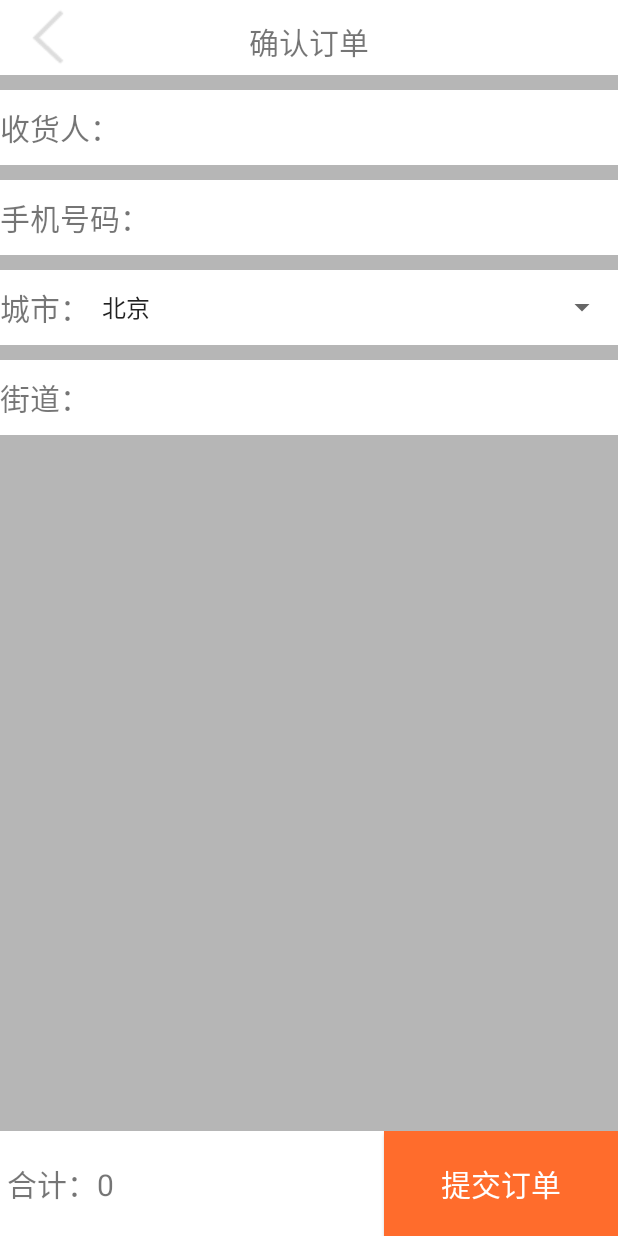
After one commit to WenYong1994/fulicenter, an Android app: the IndentActivity screen opened directly, with no data from a screen before it, on a phone screen of 412 x 824 dp. The commit adds this screen. Run offline under Robolectric (Android 15) with nearby library versions, the phone set to English and light mode, and no system bars; our stand-ins replace ButterKnife.

Commit message:
实现跳转到订单页面，非空验证等等

```diff
--- a/app/src/main/AndroidManifest.xml
+++ b/app/src/main/AndroidManifest.xml
@@ -61,7 +61,8 @@
         <activity android:name=".activity.RegisterActivity" />
         <activity android:name=".activity.CollectActivity" />
         <activity android:name=".activity.UpdataPersionActivity" />
-        <activity android:name=".activity.UpdataNickActivity"></activity>
+        <activity android:name=".activity.UpdataNickActivity" />
+        <activity android:name=".activity.IndentActivity"></activity>
     </application>
 
 </manifest>
--- /dev/null
+++ b/app/src/main/java/cn/ucai/fulicenter/activity/IndentActivity.java
@@ -0,0 +1,108 @@
+package cn.ucai.fulicenter.activity;
+
+import android.content.Intent;
+import android.os.Bundle;
+import android.support.v7.app.AppCompatActivity;
+import android.view.View;
+import android.widget.ArrayAdapter;
+import android.widget.Button;
+import android.widget.EditText;
+import android.widget.ImageView;
+import android.widget.Spinner;
+import android.widget.TextView;
+
+import java.util.ArrayList;
+
+import butterknife.Bind;
+import butterknife.ButterKnife;
+import cn.ucai.fulicenter.R;
+import cn.ucai.fulicenter.bean.CartBean;
+import cn.ucai.fulicenter.utils.I;
+import cn.ucai.fulicenter.utils.L;
+import cn.ucai.fulicenter.utils.MFGT;
+
+public class IndentActivity extends AppCompatActivity {
+
+    @Bind(R.id.common_back)
+    ImageView commonBack;
+    @Bind(R.id.common_title)
+    TextView commonTitle;
+    @Bind(R.id.m_Indent_Name)
+    EditText mIndentName;
+    @Bind(R.id.m_Indent_Phone)
+    EditText mIndentPhone;
+    @Bind(R.id.m_Indent_Address)
+    Spinner mIndentAddress;
+    @Bind(R.id.m_Indent_Street)
+    EditText mIndentStreet;
+    @Bind(R.id.m_Indent_Tatol_Privice)
+    TextView mIndentTatolPrivice;
+    @Bind(R.id.m_Indent_Btn)
+    Button mIndentBtn;
+
+    ArrayList<Integer> mListCart;
+    @Override
+    protected void onCreate(Bundle savedInstanceState) {
+        super.onCreate(savedInstanceState);
+        setContentView(R.layout.activity_indent);
+        ButterKnife.bind(this);
+        initView();
+        setListener();
+    }
+
+    private void setListener() {
+        commonBack.setOnClickListener(new View.OnClickListener() {
+            @Override
+            public void onClick(View v) {
+                MFGT.finish(IndentActivity.this);
+            }
+        });
+
+        mIndentBtn.setOnClickListener(new View.OnClickListener() {
+            @Override
+            public void onClick(View v) {
+                //下面做非空验证
+                String name = mIndentName.getText().toString().trim();
+                String phone = mIndentPhone.getText().toString().trim();
+                String streest = mIndentStreet.getText().toString().trim();
+                if(name==null||"".equals(name)){
+                    mIndentName.setError("收货人不能为空");
+                    mIndentName.requestFocus();
+                    return;
+                }
+                if(phone==null||"".equals(phone)){
+                    mIndentPhone.setError("电话不能为空");
+                    mIndentPhone.requestFocus();
+                    return;
+                }
+                if(streest==null||"".equals(streest)){
+                    mIndentStreet.setError("地址不能为空");
+                    mIndentStreet.requestFocus();
+                    return;
+                }
+                L.i(mListCart.toString());
+
+
+
+
+
+
+            }
+        });
+    }
+
+    private void initView() {
+        commonTitle.setText("确认订单");
+        Intent intent = getIntent();
+        mIndentTatolPrivice.setText(" 合计："+intent.getIntExtra("tatolPrivice",0));
+        mListCart= (ArrayList<Integer>) intent.getSerializableExtra("cartList");
+        String[] stringArray = getResources().getStringArray(R.array.area);
+    }
+
+
+    @Override
+    protected void onDestroy() {
+        super.onDestroy();
+        ButterKnife.unbind(this);
+    }
+}
--- a/app/src/main/java/cn/ucai/fulicenter/bean/CartBean.java
+++ b/app/src/main/java/cn/ucai/fulicenter/bean/CartBean.java
@@ -1,9 +1,11 @@
 package cn.ucai.fulicenter.bean;
+
+import java.io.Serializable;
 
 /**
  * Created by Administrator on 2016/10/13.
  */
-public class CartBean {
+public class CartBean implements Serializable {
 
     /**
      * id : 35
--- a/app/src/main/java/cn/ucai/fulicenter/bean/GoodsDetailsBean.java
+++ b/app/src/main/java/cn/ucai/fulicenter/bean/GoodsDetailsBean.java
@@ -1,11 +1,12 @@
 package cn.ucai.fulicenter.bean;
 
+import java.io.Serializable;
 import java.util.Arrays;
 
 /**
  * Created by Administrator on 2016/10/13.
  */
-public class GoodsDetailsBean {
+public class GoodsDetailsBean  implements Serializable{
 
     /**
      * id : 280
--- a/app/src/main/java/cn/ucai/fulicenter/fragment/CartFragment.java
+++ b/app/src/main/java/cn/ucai/fulicenter/fragment/CartFragment.java
@@ -2,6 +2,7 @@ package cn.ucai.fulicenter.fragment;
 
 
 import android.content.Context;
+import android.content.Intent;
 import android.os.Bundle;
 import android.support.v4.app.Fragment;
 import android.support.v4.widget.SwipeRefreshLayout;
@@ -25,6 +26,8 @@ import butterknife.Bind;
 import butterknife.ButterKnife;
 import butterknife.OnClick;
 import cn.ucai.fulicenter.R;
+import cn.ucai.fulicenter.activity.GoodsDetailsActivity;
+import cn.ucai.fulicenter.activity.IndentActivity;
 import cn.ucai.fulicenter.activity.MainActivity;
 import cn.ucai.fulicenter.application.FuLiCenterApplication;
 import cn.ucai.fulicenter.bean.CartBean;
@@ -34,6 +37,7 @@ import cn.ucai.fulicenter.bean.UserAvatar;
 import cn.ucai.fulicenter.utils.CommonUtils;
 import cn.ucai.fulicenter.utils.I;
 import cn.ucai.fulicenter.utils.L;
+import cn.ucai.fulicenter.utils.MFGT;
 import cn.ucai.fulicenter.utils.OkHttpUtils;
 
 /**
@@ -71,6 +75,9 @@ public class CartFragment extends Fragment {
         // Required empty public constructor
     }
 
+
+
+
     @Override
     public View onCreateView(LayoutInflater inflater, ViewGroup container,
                              Bundle savedInstanceState) {
@@ -79,10 +86,10 @@ public class CartFragment extends Fragment {
         ButterKnife.bind(this, view);
         userAvatar = FuLiCenterApplication.getInstance().getUserAvatar();
         initView();
-        initData(PULL_UP_OR_INIT, page_id);
         setListener();
         return view;
     }
+
 
     private void setListener() {
         mCartSwi.setOnRefreshListener(new SwipeRefreshLayout.OnRefreshListener() {
@@ -122,7 +129,6 @@ public class CartFragment extends Fragment {
                         if (result != null) {
                             switch (action) {
                                 case PULL_UP_OR_INIT:
-                                    mCartSwi.setRefreshing(false);
                                     mCartHint.setVisibility(View.GONE);
                                     ArrayList<CartBean> list = utils.array2List(result);
                                     for (CartBean bean : list) {
@@ -160,7 +166,22 @@ public class CartFragment extends Fragment {
 
     @OnClick(R.id.m_Cart_Pay)
     public void onClick() {
-        CommonUtils.showShortToast("点我支付");
+        ArrayList<Integer> listCartBean = new ArrayList<>();
+        for(CartBean bean : adapter.list){
+            if(bean.isChecked()){
+                listCartBean.add(bean.getGoodsId());
+            }
+        }
+        if(listCartBean.size()>0){
+
+            Intent intent = new Intent((MainActivity)getContext(), IndentActivity.class);
+            int privice = privice2Int(mCartTotal.getText().toString());
+            intent.putExtra("cartList",listCartBean);
+            intent.putExtra("tatolPrivice",privice);
+            MFGT.startActivity((MainActivity)getContext(),intent);
+        }else {
+            CommonUtils.showLongToast("请选中商品");
+        }
     }
 
 
@@ -229,6 +250,7 @@ public class CartFragment extends Fragment {
             this.list.clear();
             this.list.addAll(list);
             notifyDataSetChanged();
+            mCartSwi.setRefreshing(false);
         }
 
         public GoodsAdapter(ArrayList<CartBean> list, Context context) {
@@ -243,6 +265,14 @@ public class CartFragment extends Fragment {
             setHolderMCartAdd(holder);
             setmCartCheckListener(holder);
             setCartCut(holder);
+            holder.itemView.setOnClickListener(new View.OnClickListener() {
+                @Override
+                public void onClick(View v) {
+                    Intent intent = new Intent((MainActivity)getContext(), GoodsDetailsActivity.class);
+                    intent.putExtra("id",adapter.list.get(holder.getPosition()).getGoodsId());
+                    MFGT.startActivity((MainActivity)getContext(),intent);
+                }
+            });
             return holder;
         }
 
@@ -317,7 +347,6 @@ public class CartFragment extends Fragment {
                 }
             });
         }
-
         private void setHolderMCartAdd(final CartGoodsViewHolder holder) {
             holder.mCartAdd.setOnClickListener(new View.OnClickListener() {
                 @Override
@@ -390,6 +419,14 @@ public class CartFragment extends Fragment {
             return list == null ? 0 : list.size();
         }
     }
+
+    @Override
+    public void onResume() {
+        initData(PULL_UP_OR_INIT, page_id);
+        super.onResume();
+    }
+
+
     @Override
     public void onDestroyView() {
         super.onDestroyView();
--- /dev/null
+++ b/app/src/main/res/layout/activity_indent.xml
@@ -0,0 +1,116 @@
+<?xml version="1.0" encoding="utf-8"?>
+<LinearLayout xmlns:android="http://schemas.android.com/apk/res/android"
+    android:layout_width="match_parent"
+    android:layout_height="match_parent"
+    android:orientation="vertical"
+    android:background="#b6b6b6"
+    >
+    <include layout="@layout/common_title"/>
+
+    <LinearLayout
+        android:layout_marginTop="10dp"
+        android:background="#fff"
+        android:layout_width="match_parent"
+        android:layout_height="50dp">
+        <TextView
+            android:layout_gravity="center_vertical"
+            android:layout_width="wrap_content"
+            android:layout_height="wrap_content"
+            android:textSize="20dp"
+            android:text="收货人："
+            />
+        <EditText
+            android:id="@+id/m_Indent_Name"
+            android:layout_width="match_parent"
+            android:layout_height="match_parent"
+            android:background="#fff"
+            />
+    </LinearLayout>
+    <LinearLayout
+        android:layout_marginTop="10dp"
+        android:background="#fff"
+        android:layout_width="match_parent"
+        android:layout_height="50dp">
+        <TextView
+            android:layout_gravity="center_vertical"
+            android:layout_width="wrap_content"
+            android:layout_height="wrap_content"
+            android:textSize="20dp"
+            android:text="手机号码："
+            />
+        <EditText
+            android:id="@+id/m_Indent_Phone"
+            android:layout_width="match_parent"
+            android:layout_height="match_parent"
+            android:background="#fff"
+            />
+    </LinearLayout>
+    <LinearLayout
+        android:layout_marginTop="10dp"
+        android:background="#fff"
+        android:layout_width="match_parent"
+        android:layout_height="50dp">
+        <TextView
+            android:layout_gravity="center_vertical"
+            android:layout_width="wrap_content"
+            android:layout_height="wrap_content"
+            android:textSize="20dp"
+            android:text="城市："
+            />
+        <Spinner
+            android:id="@+id/m_Indent_Address"
+            android:layout_width="match_parent"
+            android:layout_height="match_parent"
+            android:entries="@array/area"
+            />
+    </LinearLayout>
+    <LinearLayout
+        android:layout_marginTop="10dp"
+        android:background="#fff"
+        android:layout_width="match_parent"
+        android:layout_height="50dp">
+        <TextView
+            android:layout_gravity="center_vertical"
+            android:layout_width="wrap_content"
+            android:layout_height="wrap_content"
+            android:textSize="20dp"
+            android:text="街道："
+            />
+        <EditText
+            android:id="@+id/m_Indent_Street"
+            android:layout_width="match_parent"
+            android:layout_height="match_parent"
+            android:background="#fff"
+            />
+    </LinearLayout>
+
+    <RelativeLayout
+        android:layout_width="wrap_content"
+        android:layout_height="wrap_content">
+        <LinearLayout
+            android:background="#fff"
+            android:layout_alignParentBottom="true"
+            android:layout_width="match_parent"
+            android:layout_height="wrap_content"
+            android:orientation="horizontal">
+            <TextView
+                android:layout_weight="8"
+                android:id="@+id/m_Indent_Tatol_Privice"
+                android:layout_width="wrap_content"
+                android:layout_height="wrap_content"
+                android:text="合计："
+                android:textSize="20dp"
+                />
+            <Button
+                android:id="@+id/m_Indent_Btn"
+                android:layout_weight="3"
+                android:layout_width="wrap_content"
+                android:layout_height="70dp"
+                android:textSize="20dp"
+                android:text="提交订单"
+                android:textColor="#fff"
+                android:background="@color/main_orange"
+                />
+        </LinearLayout>
+    </RelativeLayout>
+</LinearLayout>
--- /dev/null
+++ b/app/src/main/res/values/arrays.xml
@@ -0,0 +1,35 @@
+<?xml version="1.0" encoding="utf-8"?>
+<resources>
+    <string-array name="area">
+        <item>北京</item>
+        <item>天津</item>
+        <item>上海</item>
+        <item>重庆</item>
+        <item>广东</item>
+        <item>广西</item>
+        <item>福建</item>
+        <item>湖南</item>
+        <item>江西</item>
+        <item>贵州</item>
+        <item>湖北</item>
+        <item>安徽</item>
+        <item>江苏</item>
+        <item>浙江</item>
+        <item>山东</item>
+        <item>河北</item>
+        <item>河南</item>
+        <item>四川</item>
+        <item>云南</item>
+        <item>西藏</item>
+        <item>新疆</item>
+        <item>内蒙古</item>
+        <item>青海</item>
+        <item>宁夏</item>
+        <item>山西</item>
+        <item>陕西</item>
+        <item>辽宁</item>
+        <item>黑龙江</item>
+        <item>吉林</item>
+        <item>海南</item>
+    </string-array>
+</resources>
```
